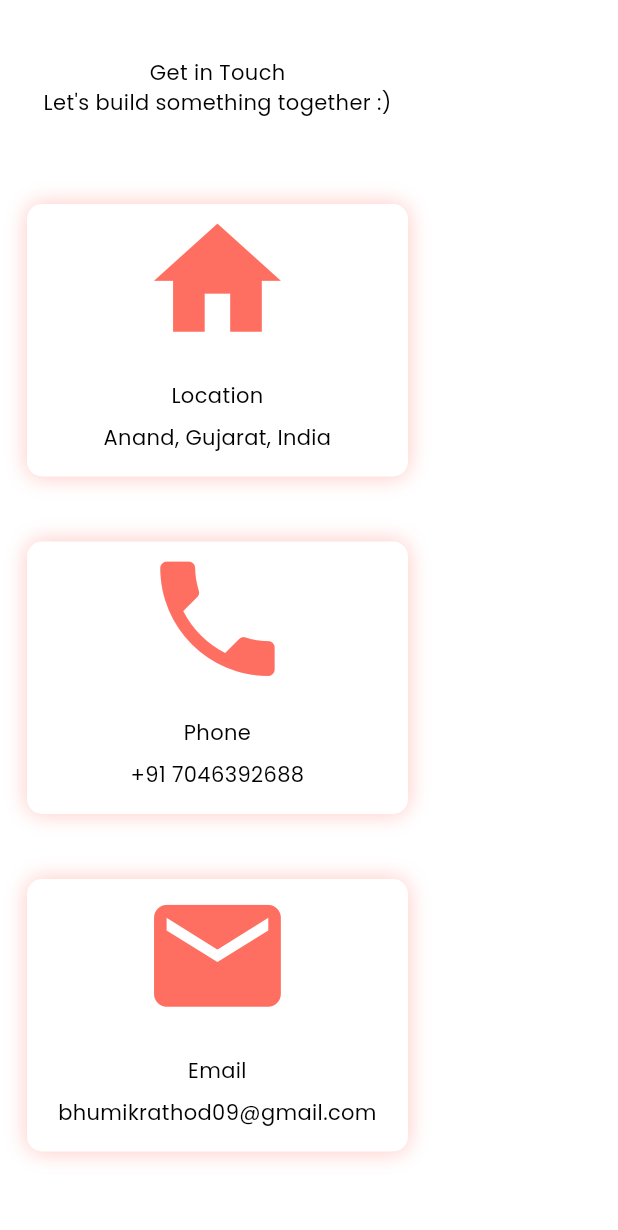
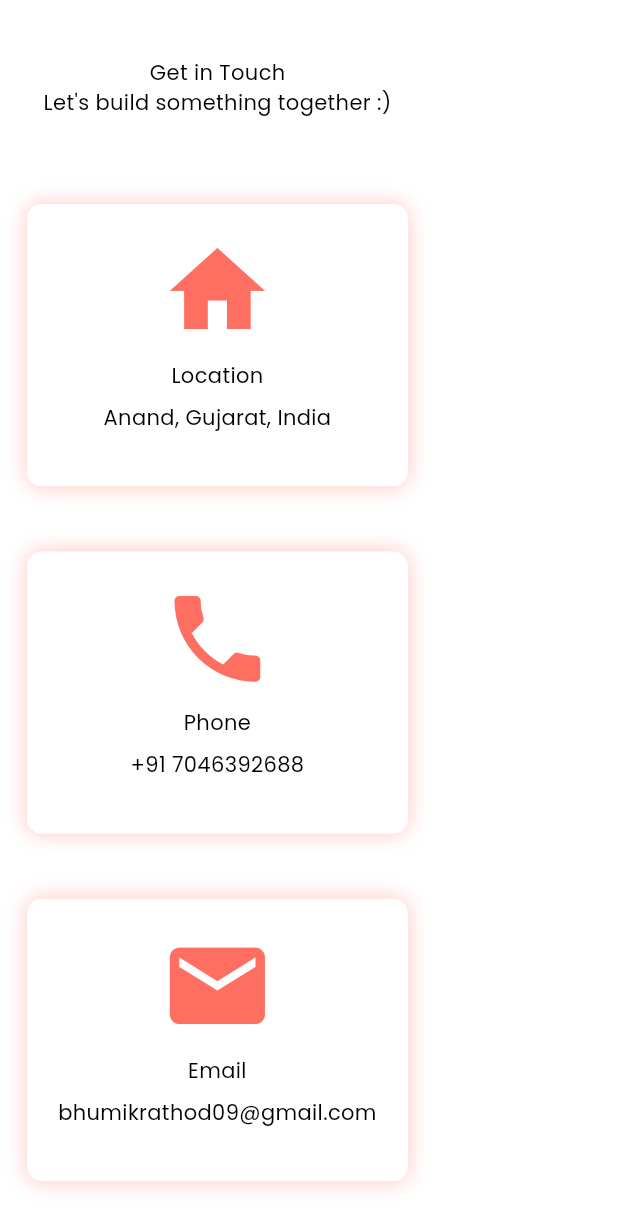
Before and after one commit to rathod009/Portfolio, a Flutter app: the ContactDesktop widget shown alone on an empty page, opened directly, on a phone screen of 412 x 824 dp. Shown: the top 1230 px of the screen. Run offline on Flutter 3.47's test engine with Material 3 defaults, Android fonts, the phone set to English and light mode, and no system bars; our stand-ins replace animated_background, animated_text_kit, carousel_slider, firebase_core, flip_card, font_awesome_flutter and 2 more; missing offline and left inert: dart:html, universal_html; accounts and stored records are empty; statements that could not run were skipped.

Commit message:
Final commit: Updated Flutter Portfolio

```diff
--- a/lib/sections/contact/contact_desktop.dart
+++ b/lib/sections/contact/contact_desktop.dart
@@ -11,7 +11,7 @@ class ContactDesktop extends StatelessWidget {
   @override
   Widget build(BuildContext context) {
     return Container(
-      padding: Space.all(1, 1), // Consistent padding
+      padding: Space.all(1,1), // Consistent padding
       child: Column(
         children: [
           const CustomSectionHeading(
@@ -23,7 +23,7 @@ class ContactDesktop extends StatelessWidget {
           Space.y!,
           Wrap(
             alignment: WrapAlignment.center,
-            spacing: AppDimensions.normalize(16), // Add spacing between cards
+            spacing: AppDimensions.normalize(10), // Add spacing between cards
             runSpacing: AppDimensions.normalize(10),
             children: ContactUtils.contactIcon
                 .asMap()
--- a/lib/widget/contact_card.dart
+++ b/lib/widget/contact_card.dart
@@ -23,7 +23,7 @@ class ContactCard extends StatelessWidget {
 
     return Container(
       margin: Space.v,
-      padding: EdgeInsets.zero,
+      padding: EdgeInsets.fromLTRB(0, 20, 0, 20),
       width: AppDimensions.normalize(100),
       decoration: BoxDecoration(
         color: appProvider.isDark ? Colors.grey[200] : Colors.white,
@@ -43,15 +43,15 @@ class ContactCard extends StatelessWidget {
           if (contactIcon != null)
             Image.asset(
               contactIcon!,
-              height: AppDimensions.normalize(40),
+              height: AppDimensions.normalize(30),
             ),
           if (contactIconData != null)
             Icon(
               contactIconData,
               color: AppTheme.c!.primary!,
-              size: AppDimensions.normalize(40),
+              size: AppDimensions.normalize(30),
             ),
-          SizedBox(height: 16.0),
+          SizedBox(height: 8.0),
           Text(
             contactTitle,
             style: AppText.b2b?.copyWith(color: Colors.black),
```
Also changed, not shown: lib/widget/project_card.dart (+3 -4 lines), 1 other file.
